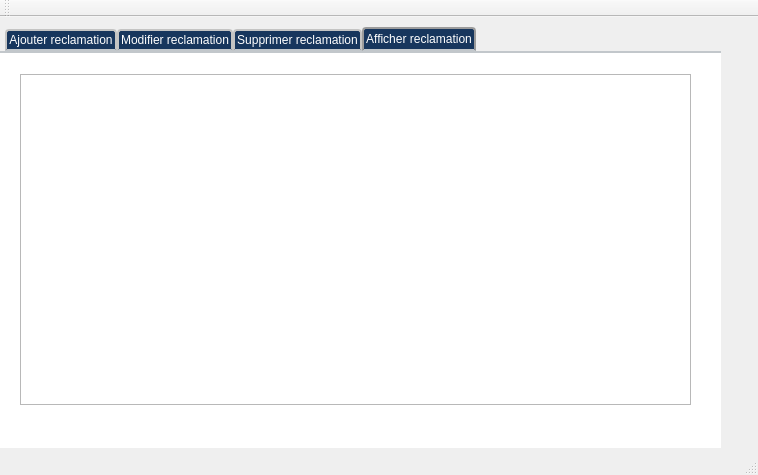
Qt form mainwindow.ui (ramimgaidi/Smart_real_estate_2A7) before a commit.
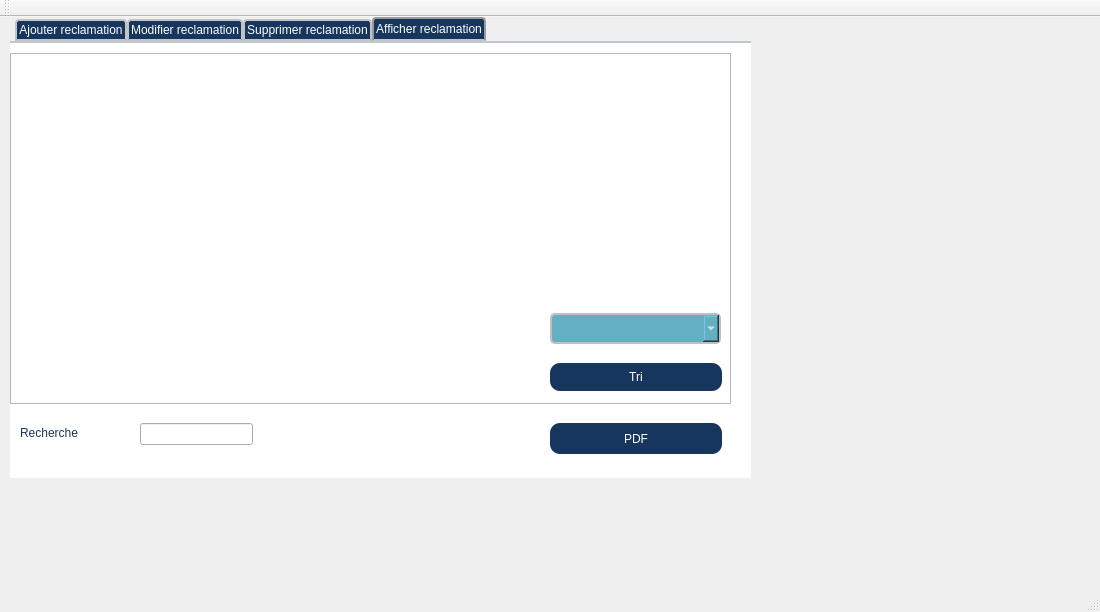
The same form after that commit. The open tabs and pages were chosen to show the change. Icons and pictures are not drawn.

What changed in the file:
```diff
--- a/mainwindow.ui
+++ b/mainwindow.ui
@@ -6,8 +6,8 @@
    <rect>
     <x>0</x>
     <y>0</y>
-    <width>758</width>
-    <height>475</height>
+    <width>1100</width>
+    <height>612</height>
    </rect>
   </property>
   <property name="windowTitle">
@@ -17,10 +17,10 @@
    <widget class="QTabWidget" name="tabWidget">
     <property name="geometry">
      <rect>
-      <x>0</x>
-      <y>10</y>
-      <width>721</width>
-      <height>421</height>
+      <x>10</x>
+      <y>0</y>
+      <width>741</width>
+      <height>461</height>
      </rect>
     </property>
     <property name="styleSheet">
@@ -203,16 +203,6 @@
         <bool>false</bool>
        </property>
       </widget>
-      <widget class="QLineEdit" name="lineEdit_2">
-       <property name="geometry">
-        <rect>
-         <x>140</x>
-         <y>100</y>
-         <width>161</width>
-         <height>31</height>
-        </rect>
-       </property>
-      </widget>
       <widget class="QLineEdit" name="lineEdit_11">
        <property name="geometry">
         <rect>
@@ -718,13 +708,171 @@
      <widget class="QTableView" name="tableView">
       <property name="geometry">
        <rect>
-        <x>20</x>
-        <y>21</y>
-        <width>671</width>
-        <height>331</height>
+        <x>0</x>
+        <y>10</y>
+        <width>721</width>
+        <height>351</height>
        </rect>
       </property>
      </widget>
+     <widget class="QPushButton" name="pushButton_6">
+      <property name="geometry">
+       <rect>
+        <x>540</x>
+        <y>380</y>
+        <width>172</width>
+        <height>31</height>
+       </rect>
+      </property>
+      <property name="styleSheet">
+       <string notr="true">QPushButton {
+    color: rgb(255, 255, 255);
+  background-color: #FF17365D;
+    border-style: outset;
+    border-width: 0px;
+    border-radius: 10px;
+    border-color: beige;
+    min-width: 10em;
+    padding: 6px;
+}
+QPushButton:hover {
+color: #fff;
+    background-color: rgb(43, 163, 255);
+    border-style: inset;
+}
+QPushButton:pressed {
+    background-color: rgb(43, 163, 255);
+    border-style: inset;
+}</string>
+      </property>
+      <property name="text">
+       <string>PDF</string>
+      </property>
+     </widget>
+     <widget class="QPushButton" name="pushButton_7">
+      <property name="geometry">
+       <rect>
+        <x>540</x>
+        <y>320</y>
+        <width>172</width>
+        <height>28</height>
+       </rect>
+      </property>
+      <property name="styleSheet">
+       <string notr="true">QPushButton {
+    color: rgb(255, 255, 255);
+  background-color: #FF17365D;
+    border-style: outset;
+    border-width: 0px;
+    border-radius: 10px;
+    border-color: beige;
+    min-width: 10em;
+    padding: 6px;
+}
+QPushButton:hover {
+color: #fff;
+    background-color: rgb(43, 163, 255);
+    border-style: inset;
+}
+QPushButton:pressed {
+    background-color: rgb(43, 163, 255);
+    border-style: inset;
+}</string>
+      </property>
+      <property name="text">
+       <string>Tri</string>
+      </property>
+     </widget>
+     <widget class="QComboBox" name="comboBox_5">
+      <property name="geometry">
+       <rect>
+        <x>540</x>
+        <y>270</y>
+        <width>171</width>
+        <height>31</height>
+       </rect>
+      </property>
+      <property name="styleSheet">
+       <string notr="true">QComboBox
+{
+    subcontrol-origin: padding;
+    subcontrol-position: top right;
+    selection-background-color: #111;
+    selection-color: yellow;
+    color: white;
+    
+	background-color: rgb(100, 175, 194);
+    border-style: solid;
+    border: 2px solid ;
+    
+	border-color: rgb(192, 192, 192);
+    border-radius: 5;
+    padding: 1px 0px 1px 20px;
+}</string>
+      </property>
+      <item>
+       <property name="text">
+        <string/>
+       </property>
+      </item>
+      <item>
+       <property name="text">
+        <string>ref_rec</string>
+       </property>
+      </item>
+      <item>
+       <property name="text">
+        <string>type_panne</string>
+       </property>
+      </item>
+     </widget>
+     <widget class="QLabel" name="label_4">
+      <property name="geometry">
+       <rect>
+        <x>10</x>
+        <y>380</y>
+        <width>121</width>
+        <height>20</height>
+       </rect>
+      </property>
+      <property name="styleSheet">
+       <string notr="true">QLabel{
+	color: rgb(23, 54, 93);
+}
+QLabel {
+	font: 11pt &quot;Adobe Gothic Std B&quot;;
+}</string>
+      </property>
+      <property name="text">
+       <string>Recherche</string>
+      </property>
+     </widget>
+     <widget class="QLineEdit" name="lineEdit_2">
+      <property name="geometry">
+       <rect>
+        <x>130</x>
+        <y>380</y>
+        <width>113</width>
+        <height>22</height>
+       </rect>
+      </property>
+      <property name="styleSheet">
+       <string notr="true">QLineEdit
+{
+ 
+    background-color: white;
+    border-style: outset;
+    border-width: 2px;
+    border-radius: 10px;
+    border-color: gray;
+    font: bold 14px;
+    min-width: 10 em;
+    padding: 6px;
+
+ }
+tvt-jsnd-asu</string>
+      </property>
+     </widget>
     </widget>
    </widget>
   </widget>
```
Left out of the diff: 271 changed lines with no effect on the pictures.
